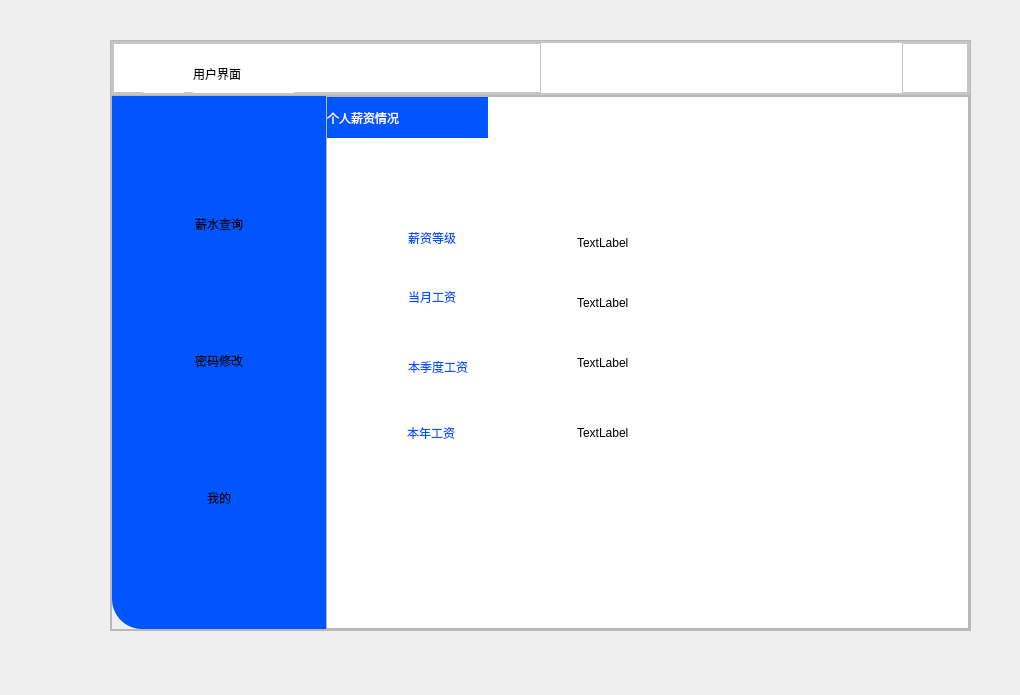
Qt form User_Interface.ui (explore-liu/financial-management-system) before a commit.
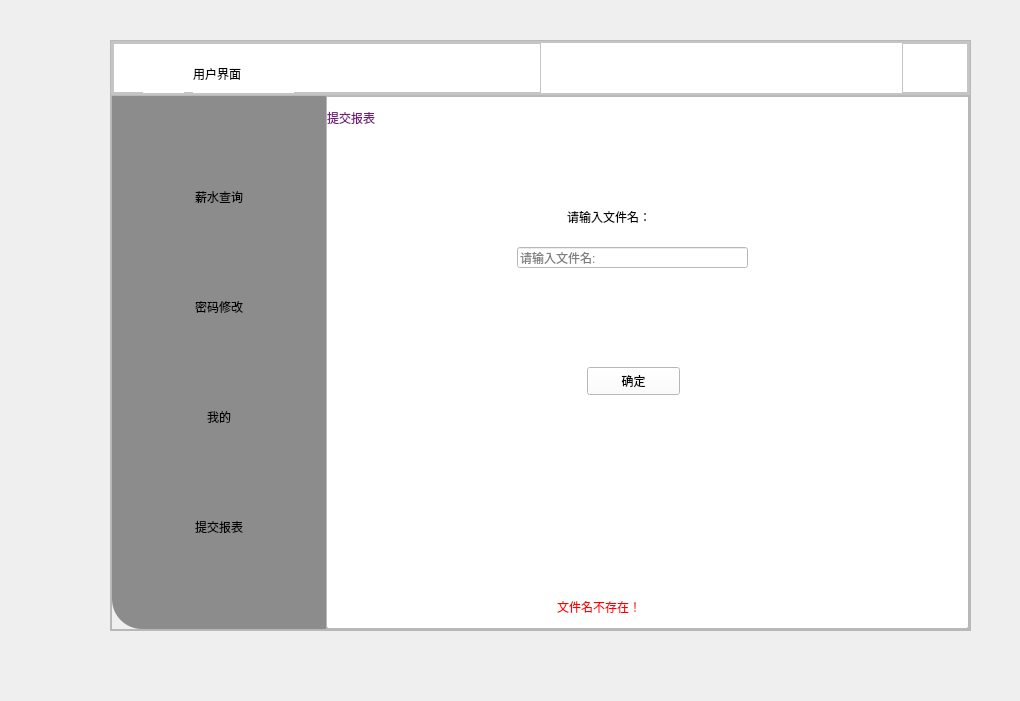
The same form after that commit. The open tabs and pages were chosen to show the change. Icons and pictures are not drawn.

The edit to the form file:
```diff
--- a/User_Interface.ui
+++ b/User_Interface.ui
@@ -7,7 +7,7 @@
     <x>0</x>
     <y>0</y>
     <width>1020</width>
-    <height>695</height>
+    <height>701</height>
    </rect>
   </property>
   <property name="windowTitle">
@@ -236,6 +236,9 @@
          <verstretch>10</verstretch>
         </sizepolicy>
        </property>
+       <property name="styleSheet">
+        <string notr="true"/>
+       </property>
        <property name="frameShape">
         <enum>QFrame::StyledPanel</enum>
        </property>
@@ -267,9 +270,10 @@
            </sizepolicy>
           </property>
           <property name="styleSheet">
-           <string notr="true">background-color: rgb(0, 85, 255);
-;
-border-bottom-left-radius:30px
+           <string notr="true">background-color: rgb(140,140, 140);
+
+border-bottom-left-radius:30px;
+
 
     </string>
           </property>
@@ -345,6 +349,23 @@
              </property>
             </widget>
            </item>
+           <item>
+            <widget class="QPushButton" name="pushButton_Table">
+             <property name="styleSheet">
+              <string notr="true">font: 18pt &quot;Algerian&quot;;
+color: rgb(255, 255, 255);
+pressed{
+	padding-left:5px;
+	padding-top:5px;
+}
+
+</string>
+             </property>
+             <property name="text">
+              <string>提交报表</string>
+             </property>
+            </widget>
+           </item>
           </layout>
          </widget>
         </item>
@@ -613,15 +634,15 @@
                 <rect>
                  <x>0</x>
                  <y>0</y>
-                 <width>161</width>
+                 <width>171</width>
                  <height>41</height>
                 </rect>
                </property>
                <property name="styleSheet">
                 <string notr="true">
-font: 15pt &quot;Algerian&quot;;
-color: rgb(255, 255, 255);
-background-color: rgb(0, 85, 255);</string>
+font: 16pt &quot;Algerian&quot;;
+color: rgb(116, 27, 124);
+background-color: rgb(255, 255, 255);</string>
                </property>
                <property name="text">
                 <string>个人薪资情况</string>
@@ -905,6 +926,159 @@
                </property>
               </widget>
              </widget>
+             <widget class="QWidget" name="page_table">
+              <widget class="QLineEdit" name="lineEdit_file">
+               <property name="geometry">
+                <rect>
+                 <x>190</x>
+                 <y>150</y>
+                 <width>231</width>
+                 <height>21</height>
+                </rect>
+               </property>
+               <property name="text">
+                <string/>
+               </property>
+               <property name="placeholderText">
+                <string>请输入文件名:</string>
+               </property>
+              </widget>
+              <widget class="QLabel" name="label_3">
+               <property name="geometry">
+                <rect>
+                 <x>240</x>
+                 <y>110</y>
+                 <width>141</width>
+                 <height>20</height>
+                </rect>
+               </property>
+               <property name="styleSheet">
+                <string notr="true">
+font: 12pt &quot;Algerian&quot;;</string>
+               </property>
+               <property name="text">
+                <string>请输入文件名：</string>
+               </property>
+              </widget>
+              <widget class="QPushButton" name="pushButton_4">
+               <property name="geometry">
+                <rect>
+                 <x>260</x>
+                 <y>270</y>
+                 <width>93</width>
+                 <height>28</height>
+                </rect>
+               </property>
+               <property name="text">
+                <string>确定</string>
+               </property>
+              </widget>
+              <widget class="QFrame" name="frame_10">
+               <property name="geometry">
+                <rect>
+                 <x>0</x>
+                 <y>479</y>
+                 <width>641</width>
+                 <height>61</height>
+                </rect>
+               </property>
+               <property name="frameShape">
+                <enum>QFrame::StyledPanel</enum>
+               </property>
+               <property name="frameShadow">
+                <enum>QFrame::Raised</enum>
+               </property>
+               <widget class="QStackedWidget" name="stackedWidget_3">
+                <property name="geometry">
+                 <rect>
+                  <x>0</x>
+                  <y>0</y>
+                  <width>641</width>
+                  <height>51</height>
+                 </rect>
+                </property>
+                <property name="currentIndex">
+                 <number>0</number>
+                </property>
+                <widget class="QWidget" name="page_3"/>
+                <widget class="QWidget" name="page_5">
+                 <widget class="QLabel" name="label_5">
+                  <property name="geometry">
+                   <rect>
+                    <x>230</x>
+                    <y>20</y>
+                    <width>141</width>
+                    <height>21</height>
+                   </rect>
+                  </property>
+                  <property name="styleSheet">
+                   <string notr="true">color: rgb(255, 0, 0);
+font: 12pt &quot;Algerian&quot;;</string>
+                  </property>
+                  <property name="text">
+                   <string>文件名不存在！</string>
+                  </property>
+                 </widget>
+                </widget>
+                <widget class="QWidget" name="page_6">
+                 <widget class="QLabel" name="label_9">
+                  <property name="geometry">
+                   <rect>
+                    <x>280</x>
+                    <y>20</y>
+                    <width>91</width>
+                    <height>21</height>
+                   </rect>
+                  </property>
+                  <property name="styleSheet">
+                   <string notr="true">color: rgb(255, 0, 0);
+font: 12pt &quot;Algerian&quot;;</string>
+                  </property>
+                  <property name="text">
+                   <string>表为空！</string>
+                  </property>
+                 </widget>
+                </widget>
+                <widget class="QWidget" name="page_7">
+                 <widget class="QLabel" name="label_28">
+                  <property name="geometry">
+                   <rect>
+                    <x>270</x>
+                    <y>20</y>
+                    <width>91</width>
+                    <height>21</height>
+                   </rect>
+                  </property>
+                  <property name="styleSheet">
+                   <string notr="true">color: rgb(255, 0, 0);
+font: 12pt &quot;Algerian&quot;;</string>
+                  </property>
+                  <property name="text">
+                   <string>提交成功！</string>
+                  </property>
+                 </widget>
+                </widget>
+               </widget>
+              </widget>
+              <widget class="QLabel" name="label_29">
+               <property name="geometry">
+                <rect>
+                 <x>0</x>
+                 <y>0</y>
+                 <width>121</width>
+                 <height>41</height>
+                </rect>
+               </property>
+               <property name="styleSheet">
+                <string notr="true">font: 16pt &quot;Algerian&quot;;
+color: rgb(116, 27, 124);
+background-color: rgb(255, 255, 255);</string>
+               </property>
+               <property name="text">
+                <string>提交报表</string>
+               </property>
+              </widget>
+             </widget>
             </widget>
            </item>
           </layout>
```
Left out of the diff: 13 changed lines with no effect on the pictures.
